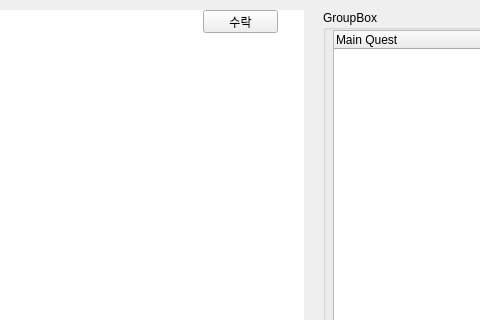
Above: src/core/practice.ui from C0mmm4nd3r/CommandGame before the change; both pictures show x 217 to 697 and y 0 to 320 of the 800 by 572 pixel window. Below: the same form after it.
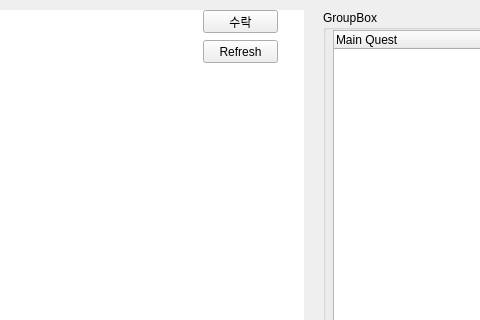
That is the form after the change. Icons and pictures are not drawn.

Commit message: Flag_check_fixed_refresh_added

```diff
--- a/src/core/practice.ui
+++ b/src/core/practice.ui
@@ -164,12 +164,26 @@
      <set>Qt::AlignRight|Qt::AlignTrailing|Qt::AlignVCenter</set>
     </property>
    </widget>
+   <widget class="QPushButton" name="Refresh">
+    <property name="geometry">
+     <rect>
+      <x>420</x>
+      <y>40</y>
+      <width>75</width>
+      <height>23</height>
+     </rect>
+    </property>
+    <property name="text">
+     <string>Refresh</string>
+    </property>
+   </widget>
    <zorder>OutputBox</zorder>
    <zorder>InputBox</zorder>
    <zorder>groupBox</zorder>
    <zorder>groupBox_2</zorder>
    <zorder>Accept</zorder>
    <zorder>pwd</zorder>
+   <zorder>Refresh</zorder>
   </widget>
   <widget class="QStatusBar" name="statusbar"/>
  </widget>
```
The commit also changes 2 other files.
